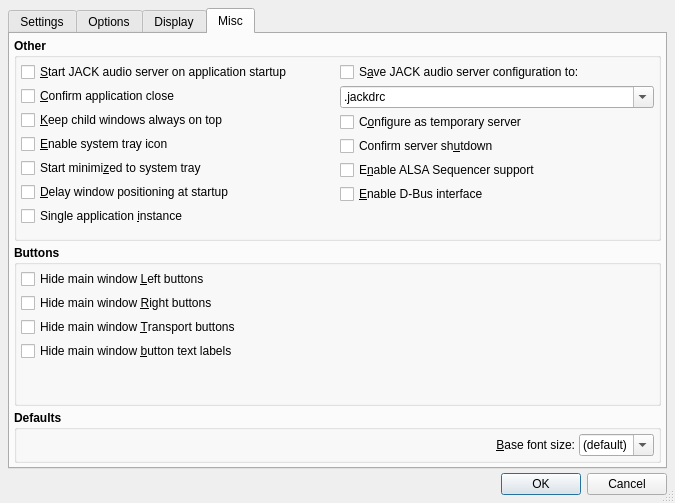
Qt form src/qjackctlSetupForm.ui (eurogiciel-oss/qjackctl) before a commit.
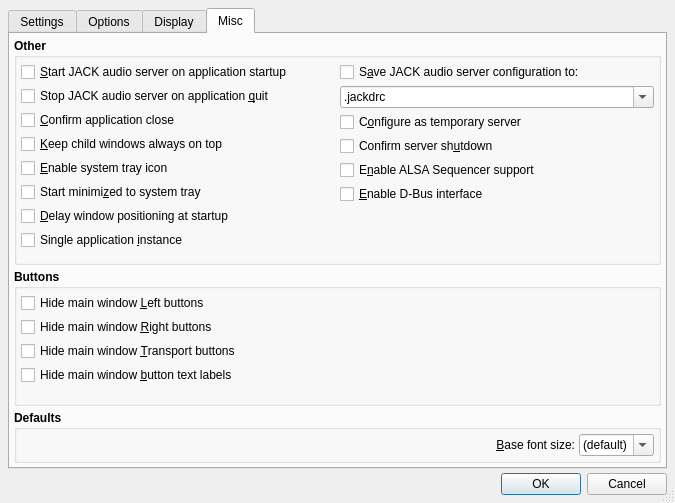
The same form after that commit. The open tabs and pages were chosen to show the change. Icons and pictures are not drawn.

Commit message: - Finally, killing the JACK server on exit is now optional   (patch by Roland Mas, thanks).

Diff of the .ui file:
```diff
--- a/src/qjackctlSetupForm.ui
+++ b/src/qjackctlSetupForm.ui
@@ -3683,6 +3683,25 @@
               </property>
              </widget>
             </item>
+            <item>
+             <widget class="QCheckBox" name="StopJackCheckBox">
+              <property name="font">
+               <font>
+                <weight>50</weight>
+                <bold>false</bold>
+               </font>
+              </property>
+              <property name="toolTip">
+               <string>Whether to stop JACK audio server on application quit</string>
+              </property>
+              <property name="text">
+               <string>Stop JACK audio server on application &amp;quit</string>
+              </property>
+              <property name="shortcut">
+               <string>Alt+Q</string>
+              </property>
+             </widget>
+            </item>
             <item>
              <widget class="QCheckBox" name="QueryCloseCheckBox">
               <property name="font">
```
The commit also changes 13 other files.
